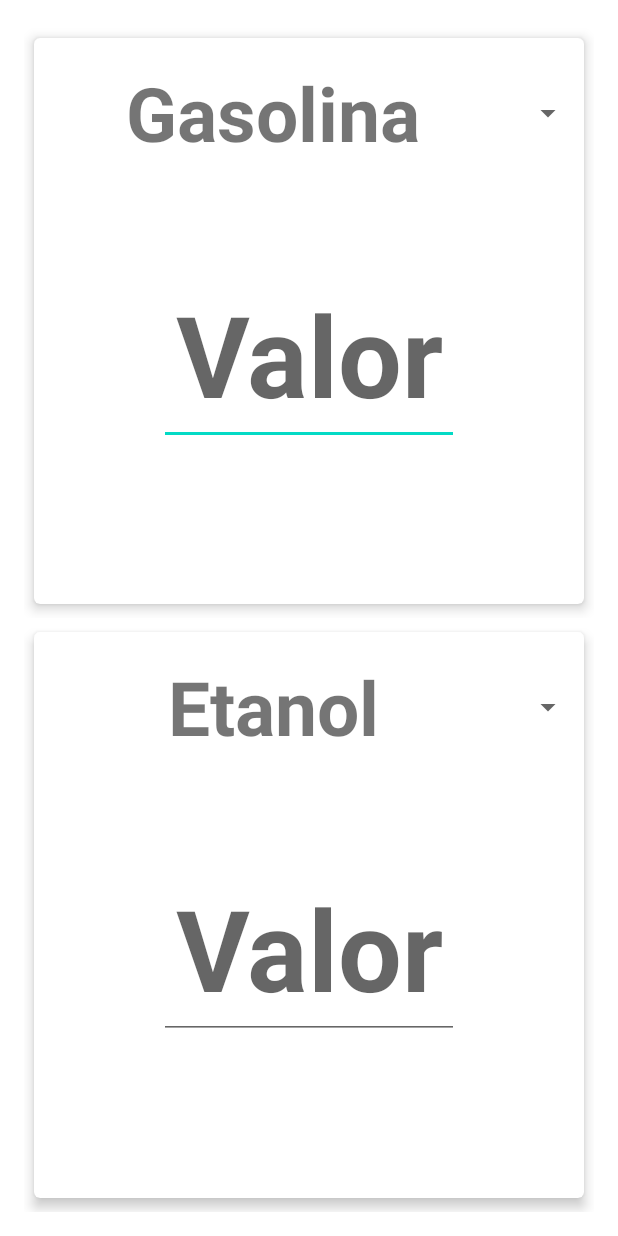
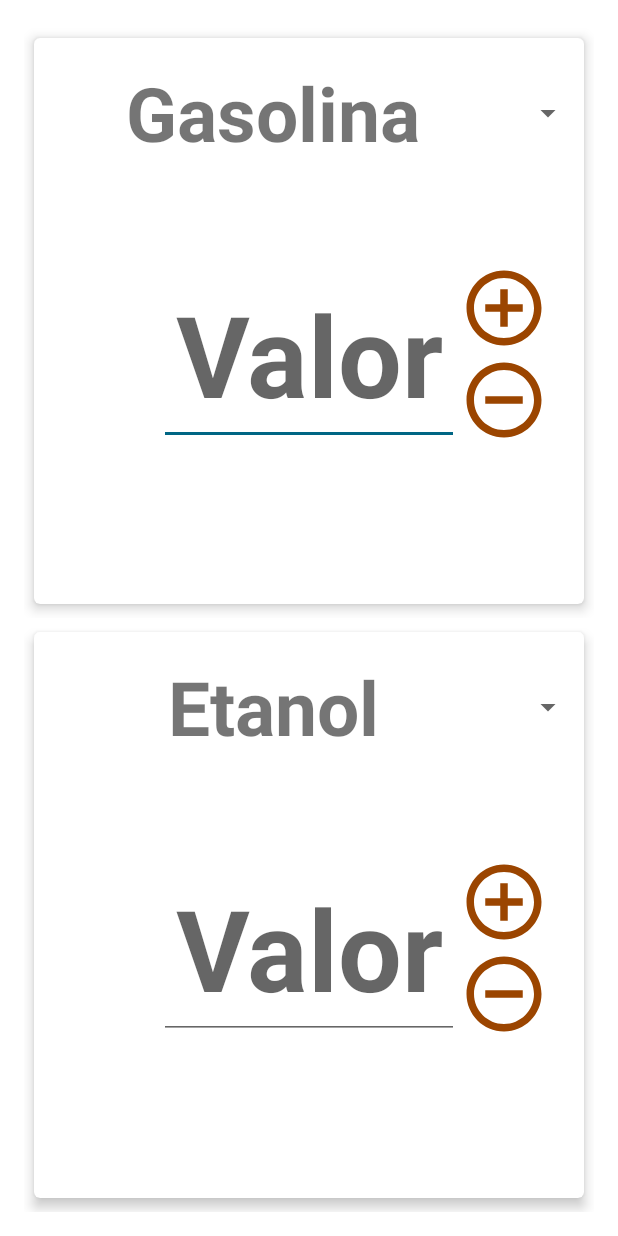
Before and after one commit to filipe1309/AbasteceAi, an Android app: the screen it shows after launch (ComparatorActivity), on a phone screen of 412 x 824 dp. Run offline under Robolectric (Android 15) with nearby library versions, the phone set to English and light mode, and no system bars; our stand-ins replace data binding.

Commit message:
feat: Implement increment & decrement buttons of Comparator Screen

```diff
--- a/features/comparator/src/main/java/com/filipe1309/abasteceai/features/comparator/data/repository/FuelRepositoryImpl.kt
+++ b/features/comparator/src/main/java/com/filipe1309/abasteceai/features/comparator/data/repository/FuelRepositoryImpl.kt
@@ -11,7 +11,7 @@ class FuelRepositoryImpl: FuelRepository {
             return Fuel(
                     id = 1,
                     name = "Gasolina",
-                    price = 4.99,
+                    price = 5.00,
                     efficiency = 10.0,
                     efficiencyUnit = "km/l"
                 )
@@ -19,7 +19,7 @@ class FuelRepositoryImpl: FuelRepository {
             return Fuel(
                 id = 2,
                 name = "Etanol",
-                price = 3.99,
+                price = 3.50,
                 efficiency = 7.0,
                 efficiencyUnit = "km/l"
             )
@@ -31,14 +31,14 @@ class FuelRepositoryImpl: FuelRepository {
             Fuel(
                 id = 1,
                 name = "Gasolina",
-                price = 4.99,
+                price = 5.00,
                 efficiency = 10.0,
                 efficiencyUnit = "km/l"
             ),
             Fuel(
                 id = 2,
                 name = "Etanol",
-                price = 3.99,
+                price = 3.50,
                 efficiency = 7.0,
                 efficiencyUnit = "km/l"
             )
--- a/features/comparator/src/main/java/com/filipe1309/abasteceai/features/comparator/presentation/ComparatorAction.kt
+++ b/features/comparator/src/main/java/com/filipe1309/abasteceai/features/comparator/presentation/ComparatorAction.kt
@@ -6,4 +6,6 @@ sealed class ComparatorAction {
     data class FuelSelected(val fuelPosition: Int, val isFirstFuel: Boolean) : ComparatorAction()
     object FuelPriceUpdated : ComparatorAction()
     data class CompareFuels(val firstFuelPosition: Int, val secondFuelPosition: Int) : ComparatorAction()
+    data class ButtonAddFuelClicked(val isFirstFuel: Boolean) : ComparatorAction()
+    data class ButtonRemoveFuelClicked(val isFirstFuel: Boolean) : ComparatorAction()
 }
--- a/features/comparator/src/main/java/com/filipe1309/abasteceai/features/comparator/presentation/ComparatorFragment.kt
+++ b/features/comparator/src/main/java/com/filipe1309/abasteceai/features/comparator/presentation/ComparatorFragment.kt
@@ -54,6 +54,18 @@ class ComparatorFragment : Fragment(), AdapterView.OnItemSelectedListener {
     private fun setupActions() {
         binding.firstFuelValue.doAfterTextChanged { viewModel.sendAction(ComparatorAction.FuelPriceUpdated) }
         binding.secondFuelValue.doAfterTextChanged { viewModel.sendAction(ComparatorAction.FuelPriceUpdated) }
+        binding.btnAddFirstFuel.setOnClickListener {
+            viewModel.sendAction(ComparatorAction.ButtonAddFuelClicked( it.id == R.id.btn_add_first_fuel))
+        }
+        binding.btnRemoveFirstFuel.setOnClickListener {
+            viewModel.sendAction(ComparatorAction.ButtonRemoveFuelClicked( it.id == R.id.btn_remove_first_fuel))
+        }
+        binding.btnAddSecondFuel.setOnClickListener {
+            viewModel.sendAction(ComparatorAction.ButtonAddFuelClicked( it.id == R.id.btn_add_first_fuel))
+        }
+        binding.btnRemoveSecondFuel.setOnClickListener {
+            viewModel.sendAction(ComparatorAction.ButtonRemoveFuelClicked( it.id == R.id.btn_remove_first_fuel))
+        }
     }
 
     private fun setupSpinners() {
--- a/features/comparator/src/main/java/com/filipe1309/abasteceai/features/comparator/presentation/ComparatorViewModel.kt
+++ b/features/comparator/src/main/java/com/filipe1309/abasteceai/features/comparator/presentation/ComparatorViewModel.kt
@@ -9,6 +9,7 @@ import com.filipe1309.abasteceai.features.comparator.domain.usecase.CompareFuels
 import com.filipe1309.abasteceai.features.comparator.domain.usecase.GetFuelsUseCase
 import kotlinx.coroutines.Dispatchers
 import kotlinx.coroutines.launch
+import java.util.*
 
 private const val TAG = "ComparatorViewModel"
 
@@ -16,6 +17,8 @@ data class UseCasesComparator(
     val compareFuelsUseCase: CompareFuelsUseCase,
     val getFuelsUseCase: GetFuelsUseCase
 )
+
+private const val INCREMENT_VALUE = 0.01
 
 class ComparatorViewModel(
     private val useCasesComparator: UseCasesComparator,
@@ -60,6 +63,44 @@ class ComparatorViewModel(
                 }
             }
             is ComparatorAction.FuelPriceUpdated -> { compareFuels() }
+            is ComparatorAction.ButtonAddFuelClicked -> {
+                if (action.isFirstFuel) {
+                    currentViewState.firstFuel?.price = currentViewState.firstFuel?.price?.plus(
+                        INCREMENT_VALUE
+                    )!!
+                    currentViewState.firstFuel?.price = String.format(
+                        Locale.getDefault(),"%.2f", currentViewState.firstFuel?.price
+                    ).toDouble()
+                    setState(currentViewState.copy(firstFuel = currentViewState.firstFuel))
+                } else {
+                    currentViewState.secondFuel?.price = currentViewState.secondFuel?.price?.plus(
+                        INCREMENT_VALUE
+                    )!!
+                    currentViewState.secondFuel?.price = String.format(
+                        Locale.getDefault(),"%.2f", currentViewState.secondFuel?.price
+                    ).toDouble()
+                    setState(currentViewState.copy(secondFuel = currentViewState.secondFuel))
+                }
+            }
+            is ComparatorAction.ButtonRemoveFuelClicked -> {
+                if (action.isFirstFuel) {
+                    currentViewState.firstFuel?.price = currentViewState.firstFuel?.price?.minus(
+                        INCREMENT_VALUE
+                    )!!
+                    currentViewState.firstFuel?.price = String.format(
+                        Locale.getDefault(),"%.2f", currentViewState.firstFuel?.price
+                    ).toDouble()
+                    setState(currentViewState.copy(firstFuel = currentViewState.firstFuel))
+                } else {
+                    currentViewState.secondFuel?.price = currentViewState.secondFuel?.price?.minus(
+                        INCREMENT_VALUE
+                    )!!
+                    currentViewState.secondFuel?.price = String.format(
+                        Locale.getDefault(),"%.2f", currentViewState.secondFuel?.price
+                    ).toDouble()
+                    setState(currentViewState.copy(secondFuel = currentViewState.secondFuel))
+                }
+            }
         }
     }
 
--- /dev/null
+++ b/features/comparator/src/main/res/drawable/custom_btn_add.xml
@@ -0,0 +1,5 @@
+<?xml version="1.0" encoding="utf-8"?>
+<selector xmlns:android="http://schemas.android.com/apk/res/android">
+    <item android:state_pressed="false" android:drawable="@drawable/ic_add_circle_outline" />
+    <item android:state_pressed="true" android:drawable="@drawable/ic_add_circle_full" />
+</selector>
--- /dev/null
+++ b/features/comparator/src/main/res/drawable/custom_btn_remove.xml
@@ -0,0 +1,5 @@
+<?xml version="1.0" encoding="utf-8"?>
+<selector xmlns:android="http://schemas.android.com/apk/res/android">
+    <item android:state_pressed="false" android:drawable="@drawable/ic_remove_circle_outline" />
+    <item android:state_pressed="true" android:drawable="@drawable/ic_remove_circle_full" />
+</selector>
--- /dev/null
+++ b/features/comparator/src/main/res/drawable/ic_add_circle_full.xml
@@ -0,0 +1,10 @@
+<?xml version="1.0" encoding="utf-8"?>
+<vector xmlns:android="http://schemas.android.com/apk/res/android"
+    android:width="24dp"
+    android:height="24dp"
+    android:viewportWidth="24.0"
+    android:viewportHeight="24.0">
+    <path
+        android:fillColor="#FF000000"
+        android:pathData="M12,2C6.48,2 2,6.48 2,12s4.48,10 10,10 10,-4.48 10,-10S17.52,2 12,2zM17,13h-4v4h-2v-4L7,13v-2h4L11,7h2v4h4v2z"/>
+</vector>
--- /dev/null
+++ b/features/comparator/src/main/res/drawable/ic_add_circle_outline.xml
@@ -0,0 +1,10 @@
+<?xml version="1.0" encoding="utf-8"?>
+<vector xmlns:android="http://schemas.android.com/apk/res/android"
+    android:width="24dp"
+    android:height="24dp"
+    android:viewportWidth="24.0"
+    android:viewportHeight="24.0">
+    <path
+        android:fillColor="#FF000000"
+        android:pathData="M13,7h-2v4L7,11v2h4v4h2v-4h4v-2h-4L13,7zM12,2C6.48,2 2,6.48 2,12s4.48,10 10,10 10,-4.48 10,-10S17.52,2 12,2zM12,20c-4.41,0 -8,-3.59 -8,-8s3.59,-8 8,-8 8,3.59 8,8 -3.59,8 -8,8z"/>
+</vector>
--- /dev/null
+++ b/features/comparator/src/main/res/drawable/ic_remove_circle_full.xml
@@ -0,0 +1,10 @@
+<?xml version="1.0" encoding="utf-8"?>
+<vector xmlns:android="http://schemas.android.com/apk/res/android"
+    android:width="24dp"
+    android:height="24dp"
+    android:viewportWidth="24.0"
+    android:viewportHeight="24.0">
+    <path
+        android:fillColor="#FF000000"
+        android:pathData="M12,2C6.48,2 2,6.48 2,12s4.48,10 10,10 10,-4.48 10,-10S17.52,2 12,2zM17,13L7,13v-2h10v2z"/>
+</vector>
--- /dev/null
+++ b/features/comparator/src/main/res/drawable/ic_remove_circle_outline.xml
@@ -0,0 +1,10 @@
+<?xml version="1.0" encoding="utf-8"?>
+<vector xmlns:android="http://schemas.android.com/apk/res/android"
+    android:width="24dp"
+    android:height="24dp"
+    android:viewportWidth="24.0"
+    android:viewportHeight="24.0">
+    <path
+        android:fillColor="#FF000000"
+        android:pathData="M7,11v2h10v-2L7,11zM12,2C6.48,2 2,6.48 2,12s4.48,10 10,10 10,-4.48 10,-10S17.52,2 12,2zM12,20c-4.41,0 -8,-3.59 -8,-8s3.59,-8 8,-8 8,3.59 8,8 -3.59,8 -8,8z"/>
+</vector>
--- a/features/comparator/src/main/res/layout/fragment_comparator.xml
+++ b/features/comparator/src/main/res/layout/fragment_comparator.xml
@@ -49,6 +49,16 @@
                         app:layout_constraintStart_toStartOf="parent"
                         app:layout_constraintTop_toTopOf="parent" />
 
+                    <Button
+                        android:id="@+id/btn_add_first_fuel"
+                        android:layout_width="60dp"
+                        android:layout_height="60dp"
+                        android:background="@drawable/custom_btn_add"
+                        android:backgroundTint="#C5BCBC"
+                        app:cornerRadius="30dp"
+                        app:layout_constraintStart_toEndOf="@id/first_fuel_value"
+                        app:layout_constraintTop_toTopOf="@id/first_fuel_value" />
+
                     <EditText
                         android:id="@+id/first_fuel_value"
                         android:layout_width="200dp"
@@ -65,6 +75,16 @@
                         app:layout_constraintTop_toBottomOf="@id/spinner_first_fuel"
                         app:layout_constraintStart_toStartOf="parent"
                         app:layout_constraintEnd_toEndOf="parent" />
+
+                    <Button
+                        android:id="@+id/btn_remove_first_fuel"
+                        android:layout_width="60dp"
+                        android:layout_height="60dp"
+                        android:background="@drawable/custom_btn_remove"
+                        android:backgroundTint="#C5BCBC"
+                        app:cornerRadius="30dp"
+                        app:layout_constraintStart_toEndOf="@id/first_fuel_value"
+                        app:layout_constraintBottom_toBottomOf="@id/first_fuel_value" />
 
                 </androidx.constraintlayout.widget.ConstraintLayout>
             </androidx.cardview.widget.CardView>
@@ -103,6 +123,16 @@
                         app:layout_constraintStart_toStartOf="parent"
                         app:layout_constraintTop_toTopOf="parent" />
 
+                    <Button
+                        android:id="@+id/btn_add_second_fuel"
+                        android:layout_width="60dp"
+                        android:layout_height="60dp"
+                        android:background="@drawable/custom_btn_add"
+                        android:backgroundTint="#C5BCBC"
+                        app:cornerRadius="30dp"
+                        app:layout_constraintStart_toEndOf="@id/second_fuel_value"
+                        app:layout_constraintTop_toTopOf="@id/second_fuel_value" />
+
                     <EditText
                         android:id="@+id/second_fuel_value"
                         android:layout_width="200dp"
@@ -120,6 +150,16 @@
                         app:layout_constraintStart_toStartOf="parent"
                         app:layout_constraintEnd_toEndOf="parent" />
 
+                    <Button
+                        android:id="@+id/btn_remove_second_fuel"
+                        android:layout_width="60dp"
+                        android:layout_height="60dp"
+                        android:background="@drawable/custom_btn_remove"
+                        android:backgroundTint="#C5BCBC"
+                        app:cornerRadius="30dp"
+                        app:layout_constraintStart_toEndOf="@id/second_fuel_value"
+                        app:layout_constraintBottom_toBottomOf="@id/second_fuel_value" />
+
                 </androidx.constraintlayout.widget.ConstraintLayout>
 
             </androidx.cardview.widget.CardView>
--- a/libraries/ui-components/src/main/res/values-night/themes.xml
+++ b/libraries/ui-components/src/main/res/values-night/themes.xml
@@ -2,13 +2,13 @@
     <!-- Base application theme. -->
     <style name="Theme.AbasteceAi" parent="Theme.MaterialComponents.DayNight.NoActionBar">
         <!-- Primary brand color. -->
-        <item name="colorPrimary">@color/purple_200</item>
-        <item name="colorPrimaryVariant">@color/purple_700</item>
-        <item name="colorOnPrimary">@color/black</item>
+        <item name="colorPrimary">@color/colorPrimaryDark</item>
+        <item name="colorPrimaryVariant">@color/colorPrimaryVariantDark</item>
+        <item name="colorOnPrimary">@color/colorOnPrimaryDark</item>
         <!-- Secondary brand color. -->
-        <item name="colorSecondary">@color/teal_200</item>
-        <item name="colorSecondaryVariant">@color/teal_200</item>
-        <item name="colorOnSecondary">@color/black</item>
+        <item name="colorSecondary">@color/colorSecondaryDark</item>
+        <item name="colorSecondaryVariant">@color/colorSecondaryVariantDark</item>
+        <item name="colorOnSecondary">@color/colorOnSecondaryDark</item>
         <!-- Status bar color. -->
         <item name="android:statusBarColor">?attr/colorPrimaryVariant</item>
         <!-- Customize your theme here. -->
--- a/libraries/ui-components/src/main/res/values/colors.xml
+++ b/libraries/ui-components/src/main/res/values/colors.xml
@@ -1,5 +1,17 @@
 <?xml version="1.0" encoding="utf-8"?>
 <resources>
+    <color name="colorPrimary">#FF9B4500</color>
+    <color name="colorOnPrimary">#FFFFFFFF</color>
+    <color name="colorPrimaryVariant">#FFFFDBC9</color>
+    <color name="colorSecondary">#FF006684</color>
+    <color name="colorOnSecondary">#FFFFFFFF</color>
+    <color name="colorSecondaryVariant">#FFBDE9FF</color>
+    <color name="colorPrimaryDark">#FFFFB68E</color>
+    <color name="colorOnPrimaryDark">#FF532200</color>
+    <color name="colorPrimaryVariantDark">#FF763300</color>
+    <color name="colorSecondaryDark">#FF66D3FF</color>
+    <color name="colorOnSecondaryDark">#FF003546</color>
+    <color name="colorSecondaryVariantDark">#FF004D64</color>
     <color name="purple_200">#FFBB86FC</color>
     <color name="purple_500">#FF6200EE</color>
     <color name="purple_700">#FF3700B3</color>
--- a/libraries/ui-components/src/main/res/values/themes.xml
+++ b/libraries/ui-components/src/main/res/values/themes.xml
@@ -2,13 +2,13 @@
     <!-- Base application theme. -->
     <style name="Theme.AbasteceAi" parent="Theme.MaterialComponents.DayNight.NoActionBar">
         <!-- Primary brand color. -->
-        <item name="colorPrimary">@color/purple_500</item>
-        <item name="colorPrimaryVariant">@color/purple_700</item>
-        <item name="colorOnPrimary">@color/white</item>
+        <item name="colorPrimary">@color/colorPrimary</item>
+        <item name="colorPrimaryVariant">@color/colorPrimaryVariant</item>
+        <item name="colorOnPrimary">@color/colorOnPrimary</item>
         <!-- Secondary brand color. -->
-        <item name="colorSecondary">@color/teal_200</item>
-        <item name="colorSecondaryVariant">@color/teal_700</item>
-        <item name="colorOnSecondary">@color/black</item>
+        <item name="colorSecondary">@color/colorSecondary</item>
+        <item name="colorSecondaryVariant">@color/colorSecondaryVariant</item>
+        <item name="colorOnSecondary">@color/colorOnSecondary</item>
         <!-- Status bar color. -->
         <item name="android:statusBarColor">?attr/colorPrimaryVariant</item>
         <!-- Customize your theme here. -->
```
